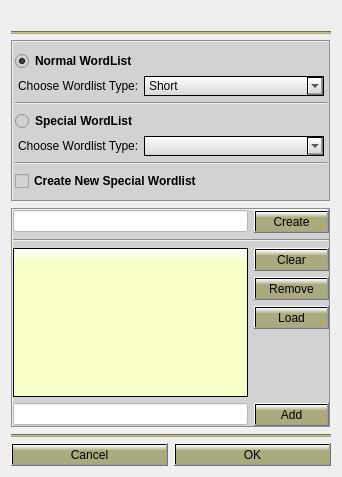
Before: the Qt Designer form Gui/src/BruteTab/WordlistDialog.ui in 3nock/OTE, drawn with Qt 5.
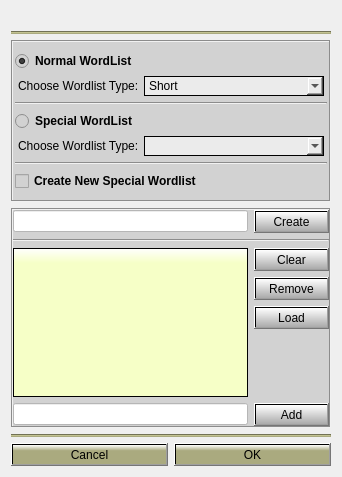
After: the same form once the commit is applied.

What changed in the file:
```diff
--- a/Gui/src/BruteTab/WordlistDialog.ui
+++ b/Gui/src/BruteTab/WordlistDialog.ui
@@ -128,11 +128,12 @@
              </size>
             </property>
             <property name="styleSheet">
-             <string notr="true">background-color: qlineargradient(x1: 0, y1: 0, x2: 0, y2: 1, stop: 0 white, stop: 1 rgb(215, 215, 215));
+             <string notr="true">background-color: rgb(235, 235, 235);
 border-style: solid;
-border-color:  black;
+border-color: black;
 border-width: 1px;
-border-radius: 0px;</string>
+border-radius: 0px;
+selection-background-color:  rgb(177, 177, 133);</string>
             </property>
             <item>
              <property name="text">
@@ -213,11 +214,12 @@
              </size>
             </property>
             <property name="styleSheet">
-             <string notr="true">background-color: qlineargradient(x1: 0, y1: 0, x2: 0, y2: 1, stop: 0 white, stop: 1 rgb(215, 215, 215));
+             <string notr="true">background-color: rgb(235, 235, 235);
 border-style: solid;
-border-color:  black;
+border-color: black;
 border-width: 1px;
-border-radius: 0px;</string>
+border-radius: 0px;
+selection-background-color:  rgb(177, 177, 133);</string>
             </property>
            </widget>
           </item>
@@ -284,7 +286,7 @@
         <item>
          <widget class="QPushButton" name="pushButton_create">
           <property name="styleSheet">
-           <string notr="true">background-color: qlineargradient(x1: 0, y1: 0, x2: 0, y2: 1, stop: 0 white, stop: 0.3 rgb(170, 170, 127));</string>
+           <string notr="true">background-color: qlineargradient(x1: 0, y1: 0, x2: 0, y2: 1.5, stop: 0 white, stop: 1 grey);</string>
           </property>
           <property name="text">
            <string>Create</string>
@@ -332,7 +334,7 @@
           <item>
            <widget class="QPushButton" name="pushButton_clear">
             <property name="styleSheet">
-             <string notr="true">background-color: qlineargradient(x1: 0, y1: 0, x2: 0, y2: 1, stop: 0 white, stop: 0.3 rgb(170, 170, 127));</string>
+             <string notr="true">background-color: qlineargradient(x1: 0, y1: 0, x2: 0, y2: 1.5, stop: 0 white, stop: 1 grey);</string>
             </property>
             <property name="text">
              <string>Clear</string>
@@ -342,7 +344,7 @@
           <item>
            <widget class="QPushButton" name="pushButton_remove">
             <property name="styleSheet">
-             <string notr="true">background-color: qlineargradient(x1: 0, y1: 0, x2: 0, y2: 1, stop: 0 white, stop: 0.3 rgb(170, 170, 127));</string>
+             <string notr="true">background-color: qlineargradient(x1: 0, y1: 0, x2: 0, y2: 1.5, stop: 0 white, stop: 1 grey);</string>
             </property>
             <property name="text">
              <string>Remove</string>
@@ -352,7 +354,7 @@
           <item>
            <widget class="QPushButton" name="pushButton_load">
             <property name="styleSheet">
-             <string notr="true">background-color: qlineargradient(x1: 0, y1: 0, x2: 0, y2: 1, stop: 0 white, stop: 0.3 rgb(170, 170, 127));</string>
+             <string notr="true">background-color: qlineargradient(x1: 0, y1: 0, x2: 0, y2: 1.5, stop: 0 white, stop: 1 grey);</string>
             </property>
             <property name="text">
              <string>Load</string>
@@ -388,7 +390,7 @@
         <item>
          <widget class="QPushButton" name="pushButton_add">
           <property name="styleSheet">
-           <string notr="true">background-color: qlineargradient(x1: 0, y1: 0, x2: 0, y2: 1, stop: 0 white, stop: 0.3 rgb(170, 170, 127));</string>
+           <string notr="true">background-color: qlineargradient(x1: 0, y1: 0, x2: 0, y2: 1.5, stop: 0 white, stop: 1 grey);</string>
           </property>
           <property name="text">
            <string>Add</string>
```
